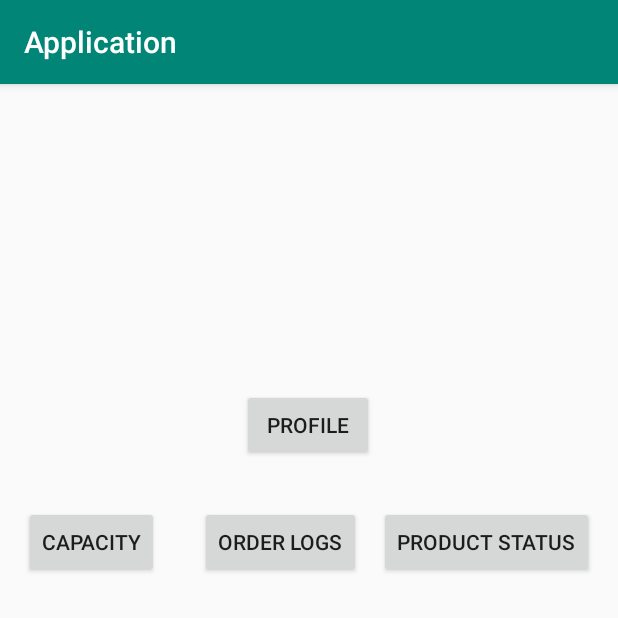
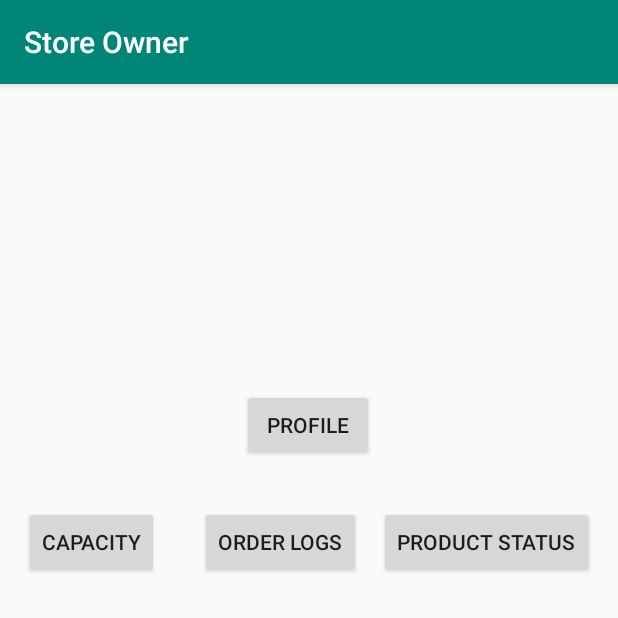
Before and after one commit to rafattu5har/Application, an Android app: the StoreOwnerScreen screen opened directly, with no data from a screen before it, on a phone screen of 412 x 824 dp, the top half of it. Run offline under Robolectric (Android 15) with nearby library versions, the phone set to English and light mode, and no system bars.

```diff
--- a/Project/app/src/main/java/edu/northsouth/application/StoreOwnerScreen.java
+++ b/Project/app/src/main/java/edu/northsouth/application/StoreOwnerScreen.java
@@ -1,14 +1,42 @@
 package edu.northsouth.application;
 
 import android.os.Bundle;
+import android.view.View;
+import android.widget.Button;
 
 import androidx.appcompat.app.AppCompatActivity;
 
-public class StoreOwnerScreen extends AppCompatActivity {
+/**
+ * Store Owner class declare all types of features and action and includes all functions related to this
+ * @author tanmoy
+ * @version 1
+ */
+public class StoreOwnerScreen extends AppCompatActivity implements View.OnClickListener {
+
+    private Button profileStOwbtn, capacityStOwBtn, orderLogStOwBtn, productStatusStOwBtn, shippingGuyStOwBtn, paymentStatusStOwBtn, paymentMethodStOwBtn;
 
     @Override
     protected void onCreate(Bundle savedInstanceState) {
         super.onCreate(savedInstanceState);
         setContentView(R.layout.activity_store_owner_screen);
+        this.setTitle("Store Owner");
+
+        profileStOwbtn = (Button) findViewById(R.id.profileStOwbtn);
+        capacityStOwBtn = (Button) findViewById(R.id.capacityStOwBtn);
+        orderLogStOwBtn = (Button) findViewById(R.id.orderLogStOwBtn);
+        productStatusStOwBtn = (Button) findViewById(R.id.productStatusStOwBtn);
+        shippingGuyStOwBtn = (Button) findViewById(R.id.shippingGuyStOwBtn);
+        paymentStatusStOwBtn = (Button) findViewById(R.id.paymentStatusStOwBtn);
+        paymentMethodStOwBtn = (Button) findViewById(R.id.paymentMethodStOwBtn);
+
+    }
+
+    @Override
+    /**
+     * On click listerner method controls all the actions in StoreOwner class
+     * @param no parametr
+     */
+    public void onClick(View view) {
+
     }
 }
```
